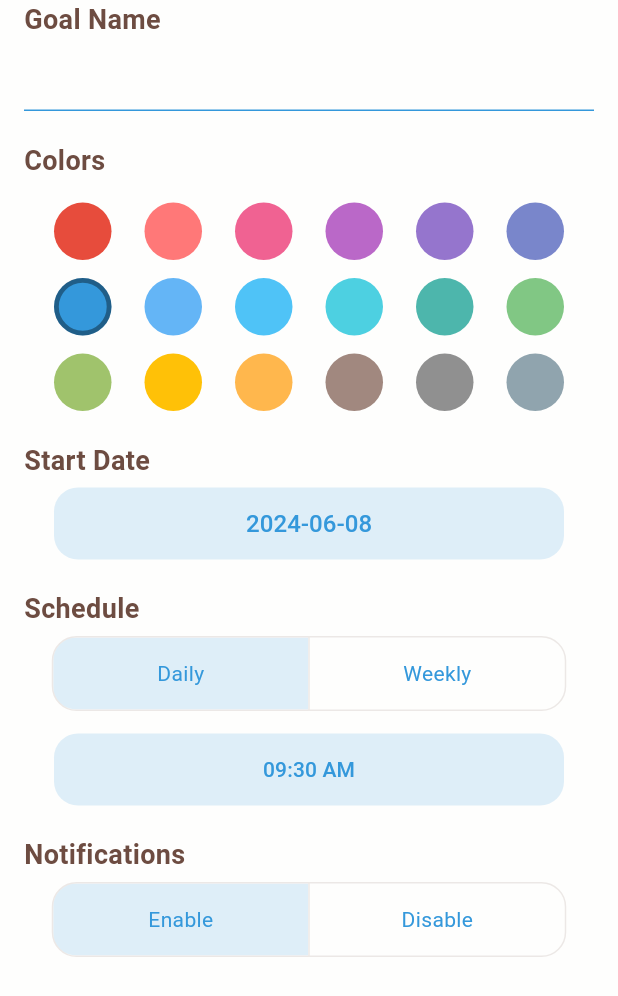
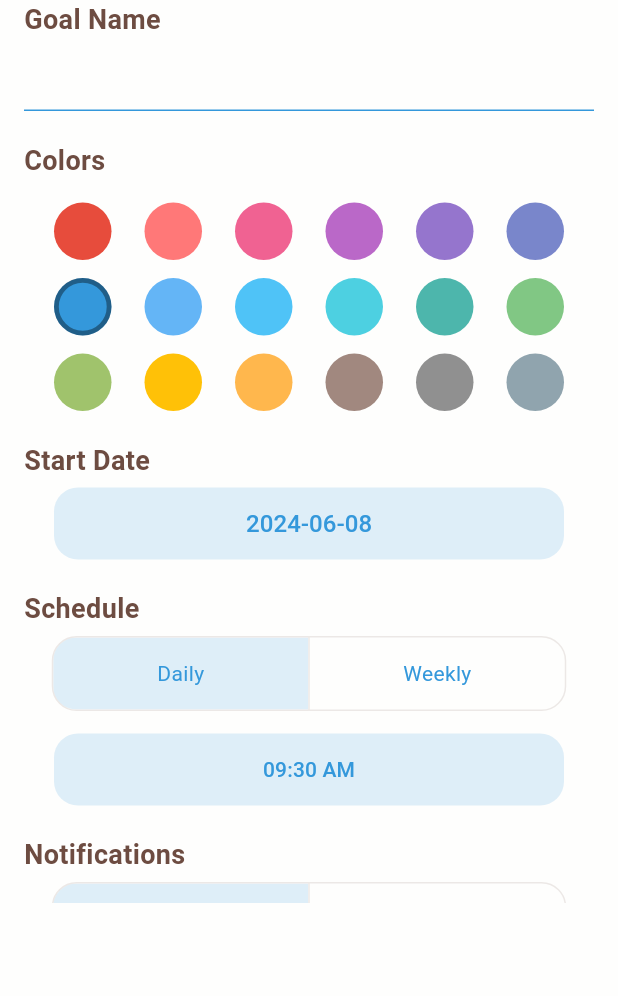
Before and after one commit to sendminder/toddle-toddle, a Flutter app: the AddOrUpdateGoalBottomSheet widget shown alone on an empty page, opened directly, on a phone screen of 412 x 824 dp. Shown: the top 996 px of the screen. Run offline on Flutter 3.47's test engine with Material 3 defaults, Android fonts, the phone set to English and light mode, and no system bars; our stand-ins replace easy_localization, fl_chart, fluentui_system_icons, flutter_local_notifications, flutter_riverpod, flutter_timezone and 7 more; missing offline and left inert: flutter_displaymode; accounts and stored records are empty; statements that could not run were skipped; project files that could hold a hidden picture were left out.

Commit message:
UI 수정

```diff
--- a/lib/widgets/chart/goal_chart.dart
+++ b/lib/widgets/chart/goal_chart.dart
@@ -10,9 +10,11 @@ class GoalChartWidget extends StatelessWidget {
 
   @override
   Widget build(BuildContext context) {
+    final screenHeight = MediaQuery.of(context).size.height;
+
     return Container(
       padding: const EdgeInsets.only(left: 16, right: 16, bottom: 16),
-      height: 800,
+      height: screenHeight * 0.75,
       child: Column(
         children: [
           Text(
--- a/lib/widgets/chart/goal_graph.dart
+++ b/lib/widgets/chart/goal_graph.dart
@@ -28,7 +28,7 @@ class GoalGraphWidget extends ConsumerWidget {
 
     return Container(
       padding: const EdgeInsets.only(left: 16, right: 16, bottom: 16),
-      height: screenHeight * 0.8,
+      height: screenHeight * 0.75,
       child: ListView(
         children: [
           const SizedBox(height: 15),
--- a/lib/widgets/goal/add_or_update_goal.dart
+++ b/lib/widgets/goal/add_or_update_goal.dart
@@ -14,7 +14,7 @@ import 'package:toddle_toddle/data/models/goal.dart';
 // ignore: must_be_immutable
 class AddOrUpdateGoalBottomSheet extends ConsumerWidget {
   AddOrUpdateGoalBottomSheet(
-      {super.key, required this.initGoal, required this.init}) {}
+      {super.key, required this.initGoal, required this.init});
   final bool init;
   final Goal initGoal;
 
@@ -51,7 +51,7 @@ class AddOrUpdateGoalBottomSheet extends ConsumerWidget {
 
     return Container(
       padding: const EdgeInsets.only(left: 16, right: 16, bottom: 16),
-      height: screenHeight * 0.8,
+      height: screenHeight * 0.75,
       child: ListView(
         children: <Widget>[
           Text(
--- a/lib/widgets/goal/goal_item_builder.dart
+++ b/lib/widgets/goal/goal_item_builder.dart
@@ -79,7 +79,7 @@ class GoalItemListWidget extends ConsumerWidget {
                   ),
                 ),
                 Expanded(
-                  flex: 8,
+                  flex: 7,
                   child: GestureDetector(
                     onTap: () async {
                       bool newValue = !(currentAchievement?.achieved ?? false);
@@ -115,7 +115,7 @@ class GoalItemListWidget extends ConsumerWidget {
                     },
                   ),
                 ),
-                const SizedBox(width: 5),
+                const SizedBox(width: 10),
                 Expanded(
                   flex: 1,
                   child: Transform.scale(
```
Also changed, not shown: lib/widgets/goal/goal_list_manage.dart (+3 -24 lines), pubspec.lock, 1 other file.
